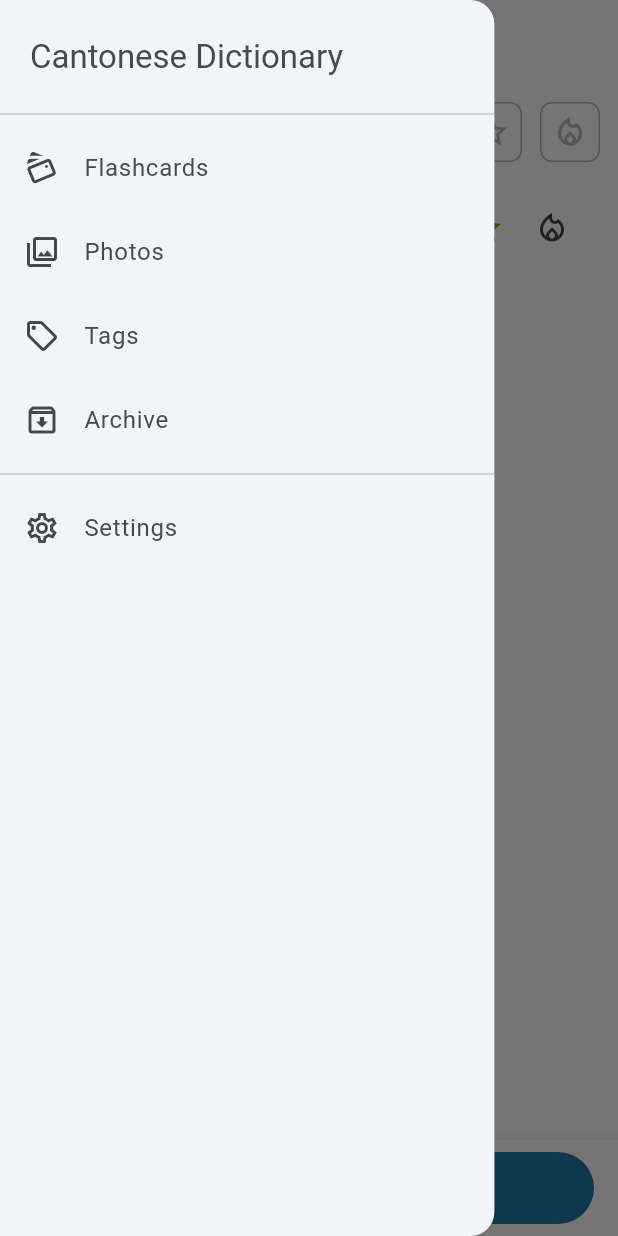
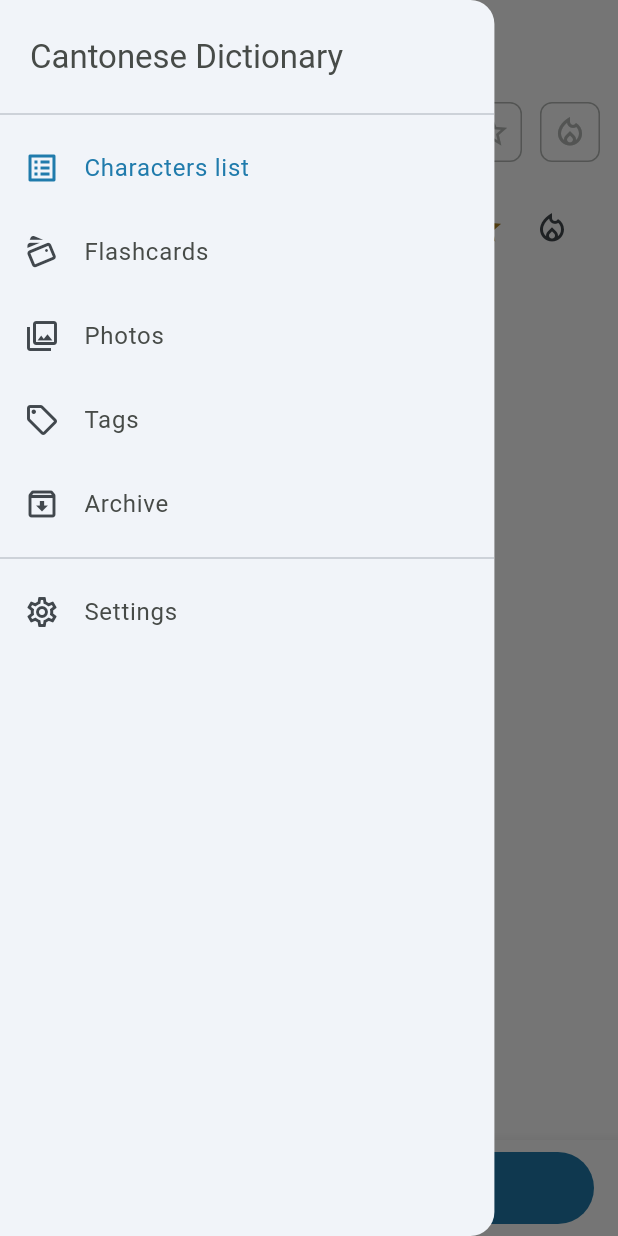
Before and after one commit to Diana-Cornescu/cantonese_dictionary, a Flutter app: the screen it shows after launch, with the side drawer open, on a phone screen of 412 x 824 dp. Run offline on Flutter 3.47's test engine with Material 3 defaults, Android fonts, the phone set to English and light mode, and no system bars; our stand-ins replace drift, drift_flutter, file_picker, image_picker; accounts and stored records are empty; generated files the repository leaves out were written again.

```diff
--- a/lib/features/dictionary_list/dictionary_list_screen.dart
+++ b/lib/features/dictionary_list/dictionary_list_screen.dart
@@ -15,7 +15,7 @@ import '../tags/tags_screen.dart';
 /// The dictionary list screen, used both as the app's home/row-view screen
 /// (active characters, with search, and entry points into flashcard mode,
 /// photos, tags, settings (backup & restore), adding a new character, and
-/// the archive) and — when
+/// the archive; the menu also lists this screen itself) and — when
 /// [isArchiveView] is true — as a pushed "Archived characters" screen with
 /// its own back arrow and title, reached via the archive icon rather than
 /// an in-place toggle.
@@ -96,6 +96,16 @@ class _DictionaryListScreenState extends State<DictionaryListScreen> {
               ),
             ),
             const Divider(),
+            // The screen the menu is on. It does nothing but close the
+            // menu, and it's marked selected — it's here so the menu lists
+            // every area of the app, including where you already are,
+            // rather than only the ways out (2026-09-21).
+            ListTile(
+              selected: true,
+              leading: const Icon(Icons.list_alt_outlined),
+              title: const Text('Characters list'),
+              onTap: () => Navigator.pop(context),
+            ),
             ListTile(
               // Rotated 90° clockwise, as on the old top-bar button.
               leading: const RotatedBox(
```
Also changed, not shown: lib/features/character_detail/character_detail_screen.dart (+14 -14 lines), 2 other files.
